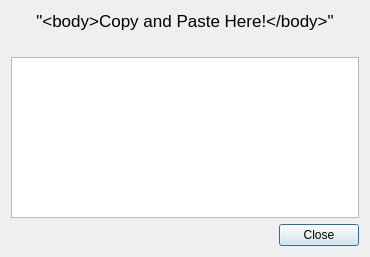
Before: the Qt Designer form avogadro/qtplugins/3dmol/3dmoldialog.ui in OpenChemistry/avogadrolibs, drawn with Qt 5.
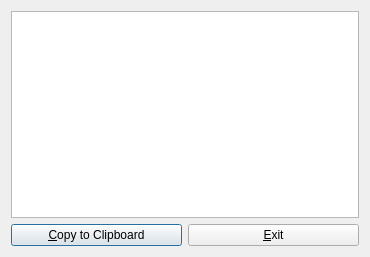
After: the same form once the commit is applied.

Commit message: Interface cleaned up, added keyboard bindings

What changed in the file:
```diff
--- a/avogadro/qtplugins/3dmol/3dmoldialog.ui
+++ b/avogadro/qtplugins/3dmol/3dmoldialog.ui
@@ -17,27 +17,6 @@
    <string>3DMol Dialog</string>
   </property>
   <layout class="QVBoxLayout" name="verticalLayout">
-   <item>
-    <widget class="QLabel" name="label">
-     <property name="font">
-      <font>
-       <pointsize>13</pointsize>
-      </font>
-     </property>
-     <property name="text">
-      <string>&lt;html&gt;&lt;head/&gt;&lt;body&gt;&lt;p&gt;&amp;quot;&amp;lt;body&amp;gt;Copy and Paste Here!&amp;lt;/body&amp;gt;&amp;quot;&lt;br/&gt;&lt;/p&gt;&lt;/body&gt;&lt;/html&gt;</string>
-     </property>
-     <property name="scaledContents">
-      <bool>false</bool>
-     </property>
-     <property name="alignment">
-      <set>Qt::AlignCenter</set>
-     </property>
-     <property name="wordWrap">
-      <bool>false</bool>
-     </property>
-    </widget>
-   </item>
    <item>
     <layout class="QVBoxLayout" name="verticalLayout_2">
      <item>
@@ -48,14 +27,28 @@
       </widget>
      </item>
      <item>
-      <widget class="QDialogButtonBox" name="buttonBox">
-       <property name="orientation">
-        <enum>Qt::Horizontal</enum>
-       </property>
-       <property name="standardButtons">
-        <set>QDialogButtonBox::Close</set>
-       </property>
-      </widget>
+      <layout class="QHBoxLayout" name="horizontalLayout_3">
+       <item>
+        <widget class="QPushButton" name="copyButton">
+         <property name="text">
+          <string>&amp;Copy to Clipboard</string>
+         </property>
+         <property name="shortcut">
+          <string>Ctrl+C</string>
+         </property>
+        </widget>
+       </item>
+       <item>
+        <widget class="QPushButton" name="exitButton">
+         <property name="text">
+          <string>&amp;Exit</string>
+         </property>
+         <property name="shortcut">
+          <string>Ctrl+E</string>
+         </property>
+        </widget>
+       </item>
+      </layout>
      </item>
     </layout>
    </item>
```
Left out of the diff: 37 changed lines with no effect on the pictures. The commit also changes 2 other files.
